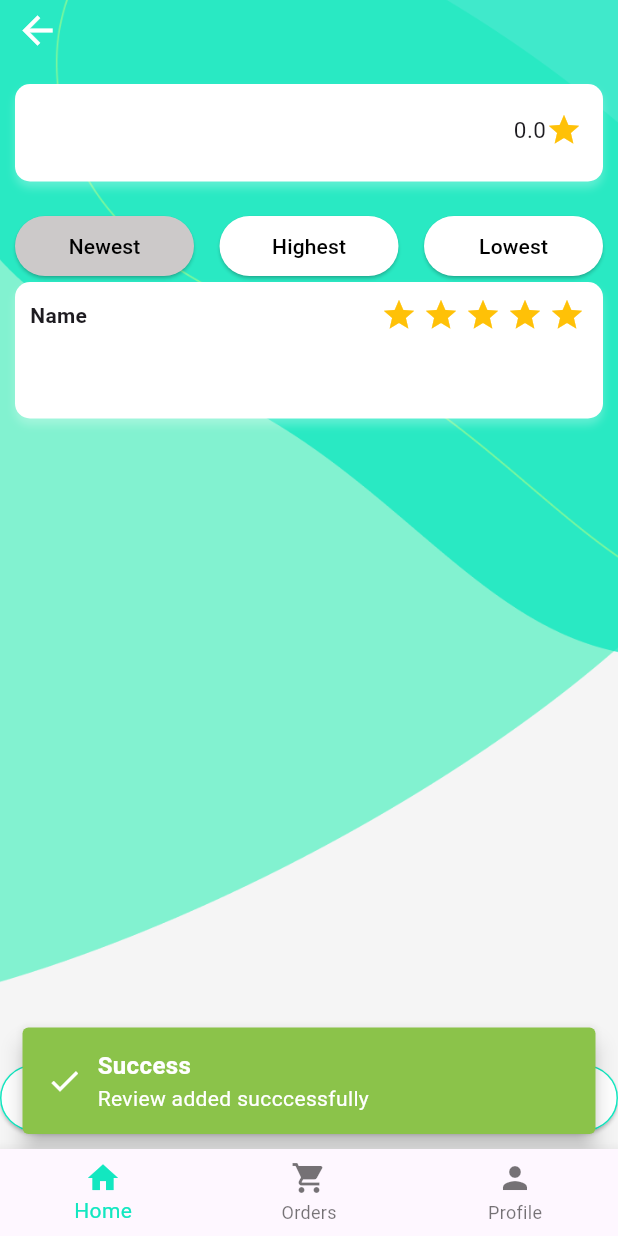
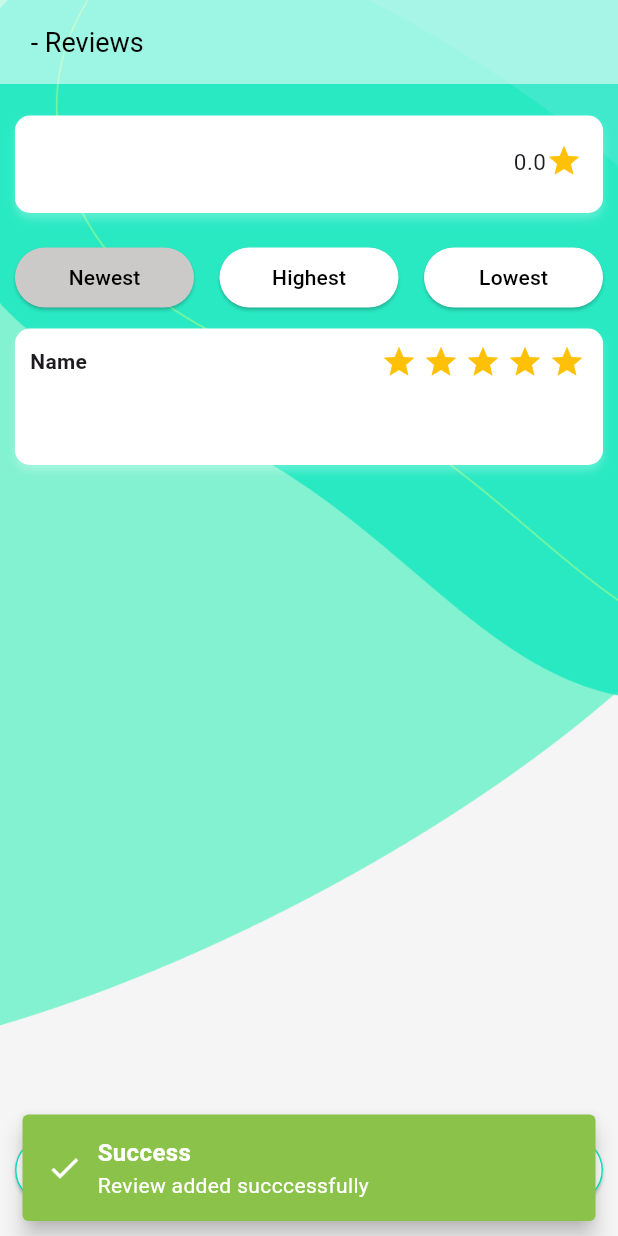
Before and after one commit to ashangunatilake/medifinder, a Flutter app: the AddReview screen opened directly with empty values, after a tap on "Submit Review", on a phone screen of 412 x 824 dp. Run offline on Flutter 3.47's test engine with Material 3 defaults, Android fonts, the phone set to English and light mode, and no system bars; drawn by our look-alikes of flutter_rating_bar; our stand-ins replace cloud_firestore, firebase_auth, firebase_core, firebase_storage, get, google_maps_flutter and 3 more; missing offline and left inert: geoflutterfire2; accounts and stored records are empty; Roboto replaces fonts that are missing (Poppins).

Commit message:
Added the appbar for user pages

```diff
--- a/lib/pages/customer/activities.dart
+++ b/lib/pages/customer/activities.dart
@@ -388,8 +388,8 @@ class _ActivitiesState extends State<Activities> {
         ],
         currentIndex: 1,
         onTap: (int n) {
-          if (n == 0) Navigator.pushNamed(context, '/customer_home');
-          if (n == 2) Navigator.pushNamed(context, '/profile');
+          if (n == 0) Navigator.pushNamedAndRemoveUntil(context, '/customer_home', (route) => false);
+          if (n == 2) Navigator.pushNamedAndRemoveUntil(context, '/profile', (route) => false);
         },
         selectedItemColor: const Color(0xFF12E7C0),
       ),
--- a/lib/pages/customer/addreview.dart
+++ b/lib/pages/customer/addreview.dart
@@ -43,6 +43,16 @@ class _AddReviewState extends State<AddReview> {
     final pharmacyDoc = ModalRoute.of(context)!.settings.arguments as DocumentSnapshot;
     Map<String, dynamic> data = pharmacyDoc.data() as Map<String, dynamic>;
     return Scaffold(
+      extendBodyBehindAppBar: true,
+      appBar: AppBar(
+        title: Text("${pharmacyDoc["Name"]} - Add review"),
+        backgroundColor: Colors.white54,
+        elevation: 0.0,
+        titleTextStyle: const TextStyle(
+            fontSize: 18.0,
+            color: Colors.black
+        ),
+      ),
       body: Container(
         decoration: const BoxDecoration(
           image: DecorationImage(
@@ -55,29 +65,8 @@ class _AddReviewState extends State<AddReview> {
           children: [
             const SafeArea(
                 child: SizedBox(
-                  height: 5,
+                  height: 21.0,
                 )
-            ),
-            Padding(
-              padding: const EdgeInsets.fromLTRB(10.0,0,0,0),
-              child: Row(
-                mainAxisAlignment: MainAxisAlignment.start,
-                children: [
-                  GestureDetector(
-                    onTap: () {
-                      Navigator.of(context).pop();
-                    },
-                    child: const Icon(
-                      Icons.arrow_back,
-                      color: Colors.white,
-                      size: 30.0,
-                    ),
-                  ),
-                ],
-              ),
-            ),
-            const SizedBox(
-                height: 21.0
             ),
             Container(
               margin: const EdgeInsets.only(left:10.0, right: 10.0),
@@ -209,12 +198,6 @@ class _AddReviewState extends State<AddReview> {
                               )
                           ),
                           child: TextFormField(
-                            validator: (value) {
-                              if (value == null || value.isEmpty) {
-                                return 'Please Enter Your Review';
-                              }
-                              return null;
-                            },
                             controller: reviewcontroller,
                             expands: true,
                             maxLines: null,
@@ -239,8 +222,9 @@ class _AddReviewState extends State<AddReview> {
                           Expanded(
                             child: ElevatedButton(
                               onPressed: () {
+                                FocusManager.instance.primaryFocus?.unfocus();
                                 userAddReview(pharmacyDoc.id);
-                                Navigator.pushNamed(context, '/reviews', arguments: {'selectedPharmacy': pharmacyDoc});
+                                Navigator.pushNamedAndRemoveUntil(context, '/reviews', ModalRoute.withName('/pharmacydetails'), arguments: {'selectedPharmacy': pharmacyDoc});
                               },
                               style: ElevatedButton.styleFrom(
                                   backgroundColor: const Color(0xFFFFFFFF),
@@ -273,28 +257,28 @@ class _AddReviewState extends State<AddReview> {
 
         )
       ),
-      bottomNavigationBar: BottomNavigationBar(
-        items: const <BottomNavigationBarItem>[
-          BottomNavigationBarItem(
-            icon: Icon(Icons.home),
-            label: "Home",
-          ),
-          BottomNavigationBarItem(
-            icon: Icon(Icons.shopping_cart),
-            label: "Orders",
-          ),
-          BottomNavigationBarItem(
-              icon: Icon(Icons.person),
-              label: "Profile"
-          )
-        ],
-        currentIndex: 0,
-        onTap: (int n) {
-          if (n == 1) Navigator.pushNamed(context, '/activities');
-          if (n == 2) Navigator.pushNamed(context, '/profile');
-        },
-        selectedItemColor: const Color(0xFF12E7C0),
-      ),
+      // bottomNavigationBar: BottomNavigationBar(
+      //   items: const <BottomNavigationBarItem>[
+      //     BottomNavigationBarItem(
+      //       icon: Icon(Icons.home),
+      //       label: "Home",
+      //     ),
+      //     BottomNavigationBarItem(
+      //       icon: Icon(Icons.shopping_cart),
+      //       label: "Orders",
+      //     ),
+      //     BottomNavigationBarItem(
+      //         icon: Icon(Icons.person),
+      //         label: "Profile"
+      //     )
+      //   ],
+      //   currentIndex: 0,
+      //   onTap: (int n) {
+      //     if (n == 1) Navigator.pushNamed(context, '/activities');
+      //     if (n == 2) Navigator.pushNamed(context, '/profile');
+      //   },
+      //   selectedItemColor: const Color(0xFF12E7C0),
+      // ),
     );
   }
 }
--- a/lib/pages/customer/home.dart
+++ b/lib/pages/customer/home.dart
@@ -262,8 +262,8 @@ class _CustomerHomeState extends State<CustomerHome> {
         ],
         currentIndex: 0,
         onTap: (int n) {
-          if (n == 1) Navigator.pushNamed(context, '/activities');
-          if (n == 2) Navigator.pushNamed(context, '/profile');
+          if (n == 1) Navigator.pushNamedAndRemoveUntil(context, '/activities', (route) => false);
+          if (n == 2) Navigator.pushNamedAndRemoveUntil(context, '/profile', (route) => false);
         },
         selectedItemColor: const Color(0xFF12E7C0),
       ),
--- a/lib/pages/customer/login.dart
+++ b/lib/pages/customer/login.dart
@@ -268,7 +268,7 @@ class _LoginPageState extends State<LoginPage> {
                                 children: [
                                   ElevatedButton(
                                     onPressed: () async {
-                                      print("pressed");
+                                      FocusManager.instance.primaryFocus?.unfocus();
                                       userLogin();
                                     },
                                     style: ElevatedButton.styleFrom(
@@ -285,6 +285,7 @@ class _LoginPageState extends State<LoginPage> {
                                   ElevatedButton(
                                     onPressed: ()
                                     {
+                                      FocusManager.instance.primaryFocus?.unfocus();
                                       Navigator.push(context, MaterialPageRoute(builder: (context) => const SignUpPage()));
                                     },
                                     style: ElevatedButton.styleFrom(
--- a/lib/pages/customer/profile.dart
+++ b/lib/pages/customer/profile.dart
@@ -106,8 +106,8 @@ class _ProfileState extends State<Profile> {
         ],
         currentIndex: 2,
         onTap: (int n) {
-          if (n == 0) Navigator.pushNamed(context, '/customer_home');
-          if (n == 1) Navigator.pushNamed(context, '/activities');
+          if (n == 0) Navigator.pushNamedAndRemoveUntil(context, '/customer_home', (route) => false);
+          if (n == 1) Navigator.pushNamedAndRemoveUntil(context, '/activities', (route) => false);
         },
         selectedItemColor: const Color(0xFF12E7C0),
       ),
--- a/lib/pages/customer/reviews.dart
+++ b/lib/pages/customer/reviews.dart
@@ -27,6 +27,16 @@ class _ReviewsState extends State<Reviews> {
       // You might want to throw an error or use default values
     }
     return Scaffold(
+      extendBodyBehindAppBar: true,
+      appBar: AppBar(
+        title: Text("${pharmacyDoc["Name"]} - Reviews"),
+        backgroundColor: Colors.white54,
+        elevation: 0.0,
+        titleTextStyle: const TextStyle(
+            fontSize: 18.0,
+            color: Colors.black
+        ),
+      ),
       body:Container(
         decoration: const BoxDecoration(
           image: DecorationImage(
@@ -39,29 +49,8 @@ class _ReviewsState extends State<Reviews> {
           children: [
             const SafeArea(
                 child: SizedBox(
-                  height: 5,
+                  height: 21.0,
                 )
-            ),
-            Padding(
-              padding: const EdgeInsets.fromLTRB(10.0,0,0,0),
-              child: Row(
-                mainAxisAlignment: MainAxisAlignment.start,
-                children: [
-                  GestureDetector(
-                    onTap: () {
-                      Navigator.of(context).pop();
-                    },
-                    child: const Icon(
-                      Icons.arrow_back,
-                      color: Colors.white,
-                      size: 30.0,
-                    ),
-                  ),
-                ],
-              ),
-            ),
-            const SizedBox(
-                height: 21.0
             ),
             Container(
               margin: const EdgeInsets.only(left:10.0, right: 10.0),
@@ -226,6 +215,7 @@ class _ReviewsState extends State<Reviews> {
                         reviews.sort((a, b) => a.rating.compareTo(b.rating));
                       }
                       return ListView.builder(
+                        padding: const EdgeInsets.symmetric(vertical: 10.0),
                         itemCount: reviews.length,
                         itemBuilder: (context, index) {
                           UserReview review = reviews[index];
@@ -321,7 +311,7 @@ class _ReviewsState extends State<Reviews> {
                 )
             ),
             Padding(
-              padding: const EdgeInsets.symmetric(vertical: 10.0),
+              padding: const EdgeInsets.all(10.0),
               child: Row(
                 mainAxisAlignment: MainAxisAlignment.center,
                 children: [
@@ -346,31 +336,34 @@ class _ReviewsState extends State<Reviews> {
                 ],
               ),
             ),
+            const SizedBox(
+              height: 10.0,
+            ),
           ],
         ),
       ),
-      bottomNavigationBar: BottomNavigationBar(
-        items: const <BottomNavigationBarItem>[
-          BottomNavigationBarItem(
-            icon: Icon(Icons.home),
-            label: "Home",
-          ),
-          BottomNavigationBarItem(
-            icon: Icon(Icons.shopping_cart),
-            label: "Orders",
-          ),
-          BottomNavigationBarItem(
-              icon: Icon(Icons.person),
-              label: "Profile"
-          )
-        ],
-        currentIndex: 0,
-        onTap: (int n) {
-          if (n == 1) Navigator.pushNamed(context, '/activities');
-          if (n == 2) Navigator.pushNamed(context, '/profile');
-        },
-        selectedItemColor: const Color(0xFF12E7C0),
-      ),
+      // bottomNavigationBar: BottomNavigationBar(
+      //   items: const <BottomNavigationBarItem>[
+      //     BottomNavigationBarItem(
+      //       icon: Icon(Icons.home),
+      //       label: "Home",
+      //     ),
+      //     BottomNavigationBarItem(
+      //       icon: Icon(Icons.shopping_cart),
+      //       label: "Orders",
+      //     ),
+      //     BottomNavigationBarItem(
+      //         icon: Icon(Icons.person),
+      //         label: "Profile"
+      //     )
+      //   ],
+      //   currentIndex: 0,
+      //   onTap: (int n) {
+      //     if (n == 1) Navigator.pushNamed(context, '/activities');
+      //     if (n == 2) Navigator.pushNamed(context, '/profile');
+      //   },
+      //   selectedItemColor: const Color(0xFF12E7C0),
+      // ),
     );
   }
 }
--- a/lib/pages/customer/signup.dart
+++ b/lib/pages/customer/signup.dart
@@ -794,6 +794,7 @@ class _SignUpPageState extends State<SignUpPage> {
                             children: [
                               ElevatedButton(
                                 onPressed: () async {
+                                  FocusManager.instance.primaryFocus?.unfocus();
                                   if(isPressedUser) {
                                     await userSignUp();
                                   }
```
Also changed, not shown: lib/pages/customer/order.dart (+32 -41 lines), lib/pages/customer/pharamacydetails.dart (+38 -44 lines), lib/pages/customer/search.dart (+83 -76 lines).
